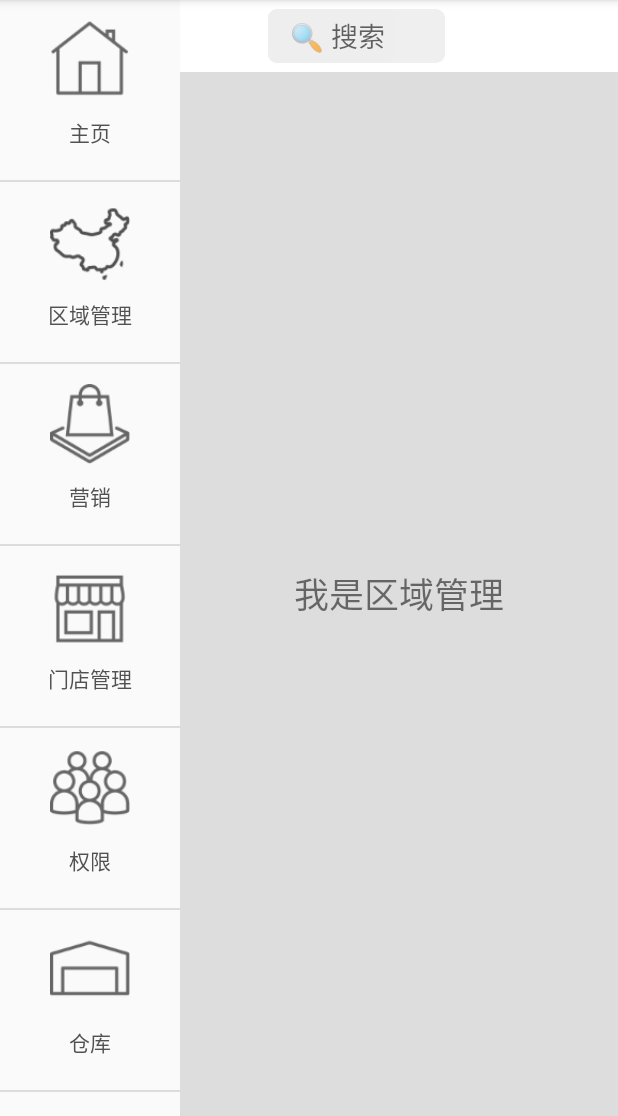
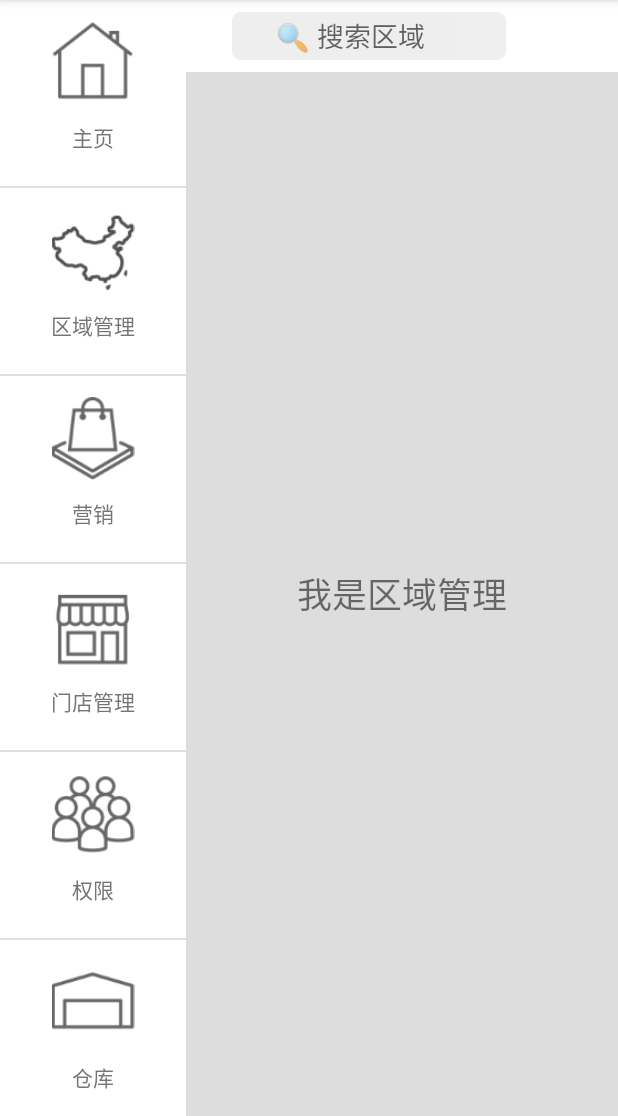
Before and after one commit to DongHaiFengCN/platform, an Android app: the fragment AreaFragment placed in its activity, on a phone screen of 412 x 824 dp, the part 120-1236 px from its top. Run offline under Robolectric (Android 15) with nearby library versions, the phone set to English and light mode, and no system bars.

Commit message:
封装搜索B

```diff
--- /dev/null
+++ b/common/src/main/java/com/yh/ydd/common/basedo/AreaSearchImp.java
@@ -0,0 +1,27 @@
+package com.yh.ydd.common.basedo;
+
+import java.util.ArrayList;
+import java.util.HashMap;
+import java.util.List;
+
+/**
+ * 实现区域管理的查询方式
+ */
+public class AreaSearchImp implements Search {
+    @Override
+    public List<HashMap> toSearch(String msg) {
+        //查询区域的信息
+        ArrayList arrayList = new ArrayList();
+
+
+
+        HashMap hashMap = new HashMap();
+
+        hashMap.put("name",msg);
+
+        arrayList.add(hashMap);
+
+
+        return  arrayList;
+    }
+}
--- /dev/null
+++ b/common/src/main/java/com/yh/ydd/common/basedo/Search.java
@@ -0,0 +1,9 @@
+package com.yh.ydd.common.basedo;
+
+import java.util.HashMap;
+import java.util.List;
+
+public interface Search {
+
+     List<HashMap> toSearch(String msg);
+}
--- a/common/src/main/java/com/yh/ydd/common/untils/Config.java
+++ b/common/src/main/java/com/yh/ydd/common/untils/Config.java
@@ -2,5 +2,8 @@
 
 public class Config {
 
+    /**
+     *服务器的根地址
+     */
     public static final String URL = "https://ydd.app/";
 }
--- a/common/src/main/java/com/yh/ydd/common/untils/Utils.java
+++ b/common/src/main/java/com/yh/ydd/common/untils/Utils.java
@@ -1,13 +1,17 @@
 package com.yh.ydd.common.untils;
 
+import android.annotation.SuppressLint;
 import android.annotation.TargetApi;
+import android.app.Activity;
 import android.content.Context;
 import android.content.SharedPreferences;
 import android.content.res.Resources;
 import android.os.Build;
 import android.view.ViewConfiguration;
+import android.view.inputmethod.InputMethodManager;
 
 import java.lang.reflect.Method;
+import java.util.Objects;
 
 import static android.content.Context.MODE_PRIVATE;
 
@@ -18,8 +22,8 @@
 
     /**
      * 保存token到本地
-     * @param context
-     * @param info
+     * @param context 上下文
+     * @param info token
      */
     public static void saveToken(Context context, String info){
 
@@ -35,8 +39,8 @@
 
     /**
      * 获取token
-     * @param context
-     * @return
+     * @param context 上下文
+     * @return 返回token
      */
     public static String getToken(Context context){
 
@@ -46,7 +50,7 @@
     /**
      * 获取系统状态栏高度
      *
-     * @return
+     * @return 返回状态栏高度
      */
     public static int getStatusBarHeight(Context context) {
         int result = 0;
@@ -59,8 +63,8 @@
 
     /**
      * 获取虚拟按键的高度
-     * @param context
-     * @return
+     * @param context 上线文
+     * @return 返回虚拟按键高度
      */
     public static int getNavigationBarHeight(Context context) {
         int result = 0;
@@ -79,11 +83,11 @@
     /**
      * 检查是否存在虚拟按键栏
      *
-     * @param context
-     * @return
+     * @param context 上下文
+     * @return 查看是否存在虚拟按键
      */
     @TargetApi(Build.VERSION_CODES.ICE_CREAM_SANDWICH)
-    public static boolean hasNavBar(Context context) {
+    private static boolean hasNavBar(Context context) {
         Resources res = context.getResources();
         int resourceId = res.getIdentifier("config_showNavigationBar", "bool", "android");
         if (resourceId != 0) {
@@ -104,24 +108,37 @@
     /**
      * 判断虚拟按键栏是否重写
      *
-     * @return
+     * @return 返回打开参数
      */
     private static String getNavBarOverride() {
         String sNavBarOverride = null;
         if (Build.VERSION.SDK_INT >= Build.VERSION_CODES.KITKAT) {
             try {
-                Class c = Class.forName("android.os.SystemProperties");
+                @SuppressLint("PrivateApi") Class c = Class.forName("android.os.SystemProperties");
                 Method m = c.getDeclaredMethod("get", String.class);
                 m.setAccessible(true);
                 sNavBarOverride = (String) m.invoke(null, "qemu.hw.mainkeys");
-            } catch (Throwable e) {
+            } catch (Throwable ignored) {
             }
         }
         return sNavBarOverride;
     }
 
 
+    /**
+     * 隐藏键盘
+     * @param context 上线文
+     */
+    public static void hideKeyboard(Context context) {
 
-
+        Activity activity = (Activity) context;
+        InputMethodManager imm = (InputMethodManager) context.getSystemService(Context.INPUT_METHOD_SERVICE);
+        assert imm != null;
+        if (imm.isActive()) {
+            if (Objects.requireNonNull(activity.getCurrentFocus()).getWindowToken() != null) {
+                imm.hideSoftInputFromWindow(activity.getCurrentFocus().getWindowToken(), InputMethodManager.HIDE_NOT_ALWAYS);
+            }
+        }
+    }
 
 }
--- a/common/src/main/java/com/yh/ydd/common/view/SearchComponent.java
+++ b/common/src/main/java/com/yh/ydd/common/view/SearchComponent.java
@@ -1,62 +1,89 @@
 package com.yh.ydd.common.view;
 
-import android.app.Activity;
 import android.content.Context;
+import android.content.res.TypedArray;
 import android.support.annotation.Nullable;
 import android.text.Editable;
 import android.text.TextWatcher;
 import android.util.AttributeSet;
-import android.util.Log;
 import android.view.LayoutInflater;
-import android.view.MotionEvent;
-import android.view.View;
-import android.view.inputmethod.InputMethodManager;
 import android.widget.Button;
 import android.widget.EditText;
-import android.widget.ImageButton;
 import android.widget.ImageView;
 import android.widget.LinearLayout;
-import android.widget.TextView;
 
 import com.example.ydd.mylibrary.R;
+import com.yh.ydd.common.basedo.Search;
+import com.yh.ydd.common.untils.Utils;
+
+import java.util.HashMap;
+import java.util.List;
 
 public class SearchComponent extends LinearLayout {
+
+    private SearchResponseListener searchResponseListener;
+
+    private String hint ="🔍 搜索";
+
+    /**
+     * 查询方法
+     */
+    private Search search;
+
+
+
+    /**
+     * 查询返回值
+     */
+    private List<HashMap> response;
+
+    /**
+     *
+     *设置查询类型
+     * @param search
+     */
+    public void setSearchModel(Search search) {
+
+        this.search = search;
+    }
+
+
     public SearchComponent(Context context, @Nullable AttributeSet attrs) {
-        super(context, attrs);
+        this(context, attrs,0);
 
+    }
+    public SearchComponent(Context context, @Nullable AttributeSet attrs, int defStyleAttr) {
+        super(context, attrs, defStyleAttr);
         //加载视图
         LayoutInflater.from(context).inflate(R.layout.search, this);
+        //获取自定义属性的值
+        TypedArray a = context.getTheme().obtainStyledAttributes(attrs, R.styleable.Hint, defStyleAttr, 0);
+
+        hint = a.getString(R.styleable.Hint_hint);
+
         EditText editText = findViewById(R.id.search_et);
+        editText.setHint(hint);
         Button cancelBt = findViewById(R.id.search_cancel_bt);
 
         ImageView cleanIm = findViewById(R.id.search_clean_im);
 
-        cancelBt.setOnClickListener(new OnClickListener() {
-            @Override
-            public void onClick(View v) {
+        cancelBt.setOnClickListener(v -> {
+
             editText.setText("");
             cleanIm.setVisibility(INVISIBLE);
             //取消焦点
             editText.clearFocus();
             //关闭键盘
-                hideKeyboard();
+            Utils.hideKeyboard(getContext());
+
             cancelBt.setVisibility(INVISIBLE);
 
-            }
         });
 
-        cleanIm.setOnClickListener(new OnClickListener() {
-            @Override
-            public void onClick(View v) {
-
-                editText.setText("");
-            }
-        });
+        cleanIm.setOnClickListener(v -> editText.setText(""));
 
 
-        editText.setOnFocusChangeListener(new OnFocusChangeListener() {
-            @Override
-            public void onFocusChange(View v, boolean hasFocus) {
+        editText.setOnFocusChangeListener((v, hasFocus) -> {
 
             if (hasFocus) {
 
@@ -65,11 +92,10 @@
 
             } else {
 
-                    editText.setHint("🔍 搜索");
+                editText.setHint(hint);
                 cancelBt.setVisibility(INVISIBLE);
             }
 
-            }
         });
 
 
@@ -94,8 +120,13 @@
 
                         cleanIm.setVisibility(VISIBLE);
                     }
+                    //返回实际的数据
+                    response = search.toSearch(s.toString());
 
-                    //TODO 正式发起搜索
+
+                    searchResponseListener.searchListener(response);
+
+
 
 
                 } else {
@@ -107,16 +138,16 @@
         });
     }
 
-    private void hideKeyboard() {
+    public void addSearchListener(SearchResponseListener searchResponseListener){
 
-        Activity activity = (Activity) getContext();
-        InputMethodManager imm = (InputMethodManager) getContext().getSystemService(Context.INPUT_METHOD_SERVICE);
-        if (imm.isActive()) {
-            if (activity.getCurrentFocus().getWindowToken() != null) {
-                imm.hideSoftInputFromWindow(activity.getCurrentFocus().getWindowToken(), InputMethodManager.HIDE_NOT_ALWAYS);
+        this.searchResponseListener = searchResponseListener;
     }
-        }
+
+    public interface SearchResponseListener{
+
+        void searchListener(List<HashMap> hashMapList);
     }
 
 
+
 }
--- a/common/src/main/res/layout/search.xml
+++ b/common/src/main/res/layout/search.xml
@@ -3,16 +3,15 @@
     android:layout_width="match_parent"
     android:layout_height="48dp"
     android:gravity="center"
-    android:background="@color/white"
     android:orientation="horizontal"
-    android:weightSum="2">
+    android:weightSum="4">
 
     <LinearLayout
         android:layout_width="0dp"
         android:layout_height="match_parent"
-        android:layout_marginTop="6dp"
-        android:layout_marginBottom="6dp"
-        android:layout_weight="1"
+        android:layout_marginTop="8dp"
+        android:layout_marginBottom="8dp"
+        android:layout_weight="3"
         android:background="@drawable/shape_radius"
         android:gravity="center">
 
@@ -45,9 +44,8 @@
         android:text="取消"
         android:textColor="@color/colorPrimary"
         android:visibility="invisible"
+        android:layout_marginLeft="4dp"
         android:gravity="center"
-        android:layout_margin="8dp"
         android:background="?android:attr/selectableItemBackground" />
 
-
 </LinearLayout>
--- a/common/src/main/res/values/colors.xml
+++ b/common/src/main/res/values/colors.xml
@@ -6,4 +6,5 @@
     <color name="white">#ffffff</color>
     <color name="textViewColorNormal">#515151</color>
     <color name="searchBackGroundColor">#eeeeeeee</color>
+    <color name="textColor">#757575</color>
 </resources>
--- a/common/src/main/res/values/styles.xml
+++ b/common/src/main/res/values/styles.xml
@@ -38,4 +38,8 @@
         <item name="buttonStyle">@style/Widget.AppCompat.Button</item>
         <item name="colorButtonNormal">@color/white</item>
     </style>
+
+    <declare-styleable name="Hint">
+        <attr name="hint" format="string" />
+    </declare-styleable>
 </resources>
--- a/main/src/main/java/com/yh/ydd/platform/home/AreaFragment.java
+++ b/main/src/main/java/com/yh/ydd/platform/home/AreaFragment.java
@@ -4,13 +4,13 @@
 import android.os.Bundle;
 import android.support.annotation.NonNull;
 import android.support.annotation.Nullable;
-import android.util.Log;
 import android.view.LayoutInflater;
 import android.view.View;
 import android.view.ViewGroup;
 
 import com.example.ydd.platfrom.R;
-import com.yh.ydd.platform.entrance.register.RegisterVerificationCode;
+import com.yh.ydd.common.basedo.AreaSearchImp;
+import com.yh.ydd.common.view.SearchComponent;
 
 public class AreaFragment extends Fragment  {
 
@@ -19,8 +19,18 @@
     public View onCreateView(@NonNull LayoutInflater inflater, @Nullable ViewGroup container, @Nullable Bundle savedInstanceState) {
 
         View view = inflater.inflate(R.layout.activity_home_area_fg,null);
+        SearchComponent searchComponent = view.findViewById(R.id.search_cmp);
 
-        Log.e("DOAING","AreaFragment onCreateView");
+        //设置搜索模式
+        searchComponent.setSearchModel(new AreaSearchImp());
+
+        //添加搜索结果返回监听
+        searchComponent.addSearchListener(hashMapList -> {
+
+        });
+
+
+
         return view;
     }
 
--- a/main/src/main/java/com/yh/ydd/platform/home/HomeActivity.java
+++ b/main/src/main/java/com/yh/ydd/platform/home/HomeActivity.java
@@ -1,7 +1,6 @@
 package com.yh.ydd.platform.home;
 
 import android.annotation.SuppressLint;
-import android.app.Fragment;
 import android.app.FragmentTransaction;
 import android.os.Bundle;
 import android.support.v7.app.AppCompatActivity;
@@ -18,8 +17,6 @@
 
 import com.example.ydd.platfrom.R;
 import com.yh.ydd.common.untils.Utils;
-
-import java.util.List;
 
 
 public class HomeActivity extends AppCompatActivity {
@@ -65,19 +62,17 @@
                 linearLayout.getViewTreeObserver().removeOnGlobalLayoutListener(this);
 
                 //解决系统虚拟按键遮挡的部分，只使用不遮挡的部分党作导航的
-                height = (linearLayout.getHeight() - Utils.getStatusBarHeight(getApplicationContext())) / title.length;
+                height = (linearLayout.getHeight() - Utils.getNavigationBarHeight(getApplicationContext())) / title.length;
                 LinearLayout.LayoutParams layoutParams = (LinearLayout.LayoutParams) itemLv.getLayoutParams();
                 layoutParams.width = height;
                 itemLv.setLayoutParams(layoutParams);
                 itemLv.setAdapter(myAdapter);
-                itemLv.setOnItemClickListener(new AdapterView.OnItemClickListener() {
-                    @Override
-                    public void onItemClick(AdapterView<?> parent, View view, int position, long id) {
-                        myAdapter.selectPosition(position);
+                itemLv.setOnItemClickListener((parent, view, position, id) -> {
 
-                        selectFragment(position);
+                    myAdapter.selectPosition(position);
 
-                    }
+                    selectFragment(position);
+
                 });
 
             }
@@ -194,7 +189,7 @@
 
                 viewHolder.navigationVi.setVisibility(View.INVISIBLE);
 
-                viewHolder.name.setTextColor(getResources().getColor(R.color.textViewColorNormal));
+                viewHolder.name.setTextColor(getResources().getColor(R.color.textColor));
 
             }
             return convertView;
--- a/main/src/main/res/layout/activity_home.xml
+++ b/main/src/main/res/layout/activity_home.xml
@@ -70,6 +70,7 @@
       <ListView
           android:id="@+id/list_item"
           android:layout_width="80dp"
+          android:background="@color/white"
           android:layout_height="match_parent">
 
       </ListView>
--- a/main/src/main/res/layout/activity_home_area_fg.xml
+++ b/main/src/main/res/layout/activity_home_area_fg.xml
@@ -5,12 +5,15 @@
     android:layout_width="match_parent"
     android:layout_height="match_parent"
     android:orientation="vertical"
+    xmlns:haha="http://schemas.android.com/apk/res-auto"
     tools:context="com.yh.ydd.platform.home.HomeActivity">
-
     <com.yh.ydd.common.view.SearchComponent
+        android:id="@+id/search_cmp"
         android:background="@color/white"
         android:layout_width="match_parent"
-        android:layout_height="wrap_content">
+        android:layout_height="wrap_content"
+        haha:hint="🔍 搜索区域"
+        >
     </com.yh.ydd.common.view.SearchComponent>
     <TextView
         android:layout_width="match_parent"
--- a/main/src/main/res/layout/activity_home_navigation_item.xml
+++ b/main/src/main/res/layout/activity_home_navigation_item.xml
@@ -31,7 +31,7 @@
             android:layout_height="0dp"
             android:layout_weight="2"
             android:layout_marginTop="4dp"
-            android:text="测试"
+            android:textColor="@color/white"
             android:textSize="14sp"
             android:gravity="center" />
 
```
Also changed, not shown: common/src/main/java/com/yh/ydd/common/basedo/DishSearchImp.java (added, +27 -0 lines). Lines whose indentation alone changed are shown as unchanged.
